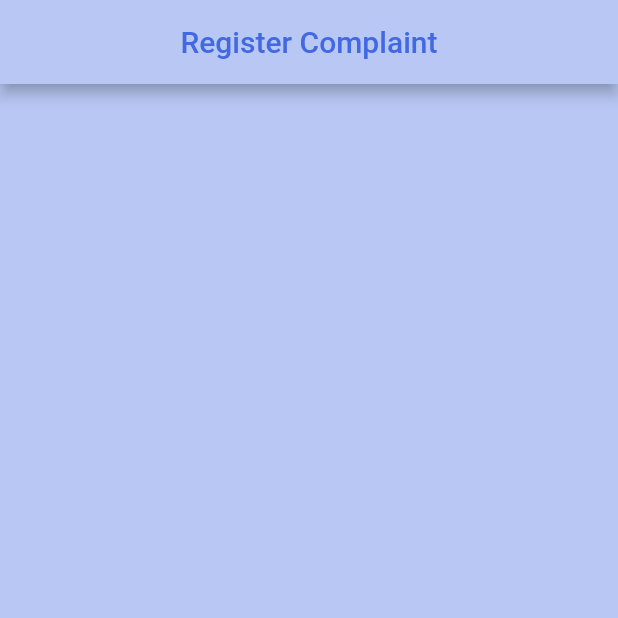
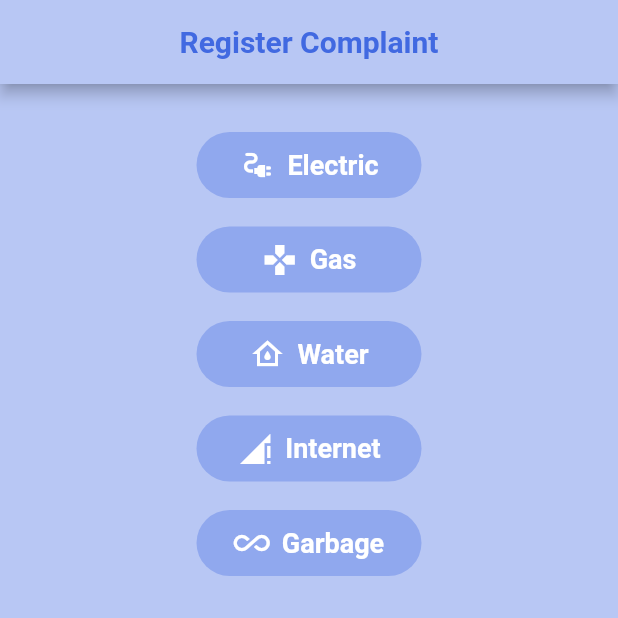
Before and after one commit to Tuqeer-meer-code/flutter_copied, a Flutter app: the mainScreen screen opened directly, after a tap on the "app registration" icon, on a phone screen of 412 x 824 dp, the top half of it. Run offline on Flutter 3.47's test engine with Material 2 defaults, Android fonts, the phone set to English and light mode, and no system bars.

Commit message:
removed card in C_main And using Material icons updated

```diff
--- a/lib/screens/c_main.dart
+++ b/lib/screens/c_main.dart
@@ -1,7 +1,7 @@
-
 import 'package:flutter/material.dart';
 import 'package:uscb/screens/complaint.dart';
 import 'pallete.dart';
+
 class c_main extends StatefulWidget {
   @override
   _c_mainState createState() => _c_mainState();
@@ -18,113 +18,95 @@ class _c_mainState extends State<c_main> {
           title: Center(
               child: Text(
             "Register Complaint",
-                style: TextStyle(color: plte.textColor),
+            style: TextStyle(color: plte.textColor,fontWeight: FontWeight.bold),
           )),
           backgroundColor: plte.backgroundColor,
         ),
         body: Material(
-            elevation: 15,
-            color: plte.backgroundColor, child:
-        Container(
+
+            color: plte.backgroundColor,
+            child: Container(
+              padding: EdgeInsets.all(30),
               alignment: Alignment.center,
               child: Column(
-            mainAxisAlignment: MainAxisAlignment.center,
+                mainAxisAlignment: MainAxisAlignment.start,
                 children: [
-              MaterialButton(
-                  elevation: 15,
-                  onPressed: (){}
-              )
-            ],
+                  FlatButton.icon(
+                    onPressed: () {
+                      Navigator.push(context, MaterialPageRoute(builder: (context){
+                        return complaintScreen();
+                      }));
+                    },
+                    icon: Icon(Icons.electrical_services,color: Colors.white,),
+                    label: Text("Electric",style: TextStyle(color: plte.tCardColor,fontSize: 18,fontWeight: FontWeight.bold),),
+                    color: plte.btnColor,
+                    shape: StadiumBorder(),
+                    splashColor: plte.backgroundColor,
+                    minWidth: 150,
+                    padding: EdgeInsets.all(10),
                   ),
-        )
+                  SizedBox(
+                    height: 15,
                   ),
+                  FlatButton.icon(
+                    onPressed: () {
+                      Navigator.push(context, MaterialPageRoute(builder: (context){
+                        return complaintScreen();
+                      }));
+                    },
+                    icon: Icon(Icons.games,color: Colors.white,),
+                    label: Text("Gas",style: TextStyle(color: plte.tCardColor,fontSize: 18,fontWeight: FontWeight.bold),),
+                    color: plte.btnColor,
+                    shape: StadiumBorder(),
+                    splashColor: plte.backgroundColor,
+                    minWidth: 150,
+                    padding: EdgeInsets.all(10),
+                  ),
+                  SizedBox(
+                    height: 15,
+                  ),
+                  FlatButton.icon(
+                    onPressed: () {},
+                    icon: Icon(Icons.water_damage_outlined,color: Colors.white,),
+                    label: Text("Water",style: TextStyle(color: plte.tCardColor,fontSize: 18,fontWeight: FontWeight.bold),),
+                    color: plte.btnColor,
+                    shape: StadiumBorder(),
+                    splashColor: plte.backgroundColor,
+                    minWidth: 150,
+                    padding: EdgeInsets.all(10),
+                  ),
+                  SizedBox(
+                    height: 15,
+                  ),
+                  FlatButton.icon(
+                    onPressed: () {
+
+                      Navigator.push(context, MaterialPageRoute(builder: (context){
+                        return complaintScreen();
+                      }));
+                    },
+                    icon: Icon(Icons.signal_cellular_connected_no_internet_4_bar,color: Colors.white,),
+                    label: Text("Internet",style: TextStyle(color: plte.tCardColor,fontSize: 18,fontWeight: FontWeight.bold),),
+                    color: plte.btnColor,
+                    shape: StadiumBorder(),
+                    splashColor: plte.backgroundColor,
+                    minWidth: 150,
+                    padding: EdgeInsets.all(10),
+                  ),SizedBox(height: 15,),
+                  FlatButton.icon(
+                    onPressed: () {
+                    },
+                    icon: Icon(Icons.all_inclusive_sharp,color: Colors.white,),
+                    label: Text("Garbage",style: TextStyle(color: plte.tCardColor,fontSize: 18,fontWeight: FontWeight.bold),),
+                    color: plte.btnColor,
+                    shape: StadiumBorder(),
+                    splashColor: plte.backgroundColor,
+                    minWidth: 150,
+                    padding: EdgeInsets.all(10),
+                  ),              ],
+              ),
+            )),
       ),
     );
   }
 }
-Widget getListView() {
-  return Padding(
-    padding: const EdgeInsets.all(50),
-    child: Container(
-      child: ListView(
-        children: [
-          Card(
-            elevation: 15,
-            color: plte.backgroundColor,
-            shape: StadiumBorder(),
-            margin: EdgeInsets.all(10.0),
-            child: ListTile(
-              title: Text("Electric",style: TextStyle(color: plte.tCardColor,fontSize: 18,fontWeight: FontWeight.bold),),
-              leading: Icon(
-                Icons.electrical_services,
-                color: Colors.white,
-              ),
-
-            ),
-            shadowColor: plte.activateColor,
-          ),
-          Card(
-            elevation: 15,
-            color: plte.backgroundColor,
-            shape: StadiumBorder(),
-            margin: EdgeInsets.all(10.0),
-            child: ListTile(
-              title: Text("Water",style: TextStyle(color: plte.tCardColor,fontSize: 18,fontWeight: FontWeight.bold),),
-
-              leading: Icon(
-                Icons.water_damage_outlined,
-                color: Colors.white,
-              ),
-
-            ),
-            shadowColor: plte.activateColor,
-          ),
-          Card(
-            elevation: 15,
-            color: plte.backgroundColor,
-            shape: StadiumBorder(),
-            margin: EdgeInsets.all(10.0),
-            child: ListTile(
-              title: Text("Gas",style: TextStyle(color: plte.tCardColor,fontSize: 18,fontWeight: FontWeight.bold),),
-
-              leading: Icon(
-                Icons.games_sharp,
-                color: Colors.white,
-              ),
-            ),
-            shadowColor: plte.activateColor,
-          ),
-          Card(
-            elevation: 15,
-            color: plte.backgroundColor,
-            shape: StadiumBorder(),
-            margin: EdgeInsets.all(10.0),
-            child: ListTile(
-              title: Text("Internet",style: TextStyle(color: plte.tCardColor,fontSize: 18,fontWeight: FontWeight.bold),),
-              leading: Icon(
-                Icons.signal_cellular_connected_no_internet_4_bar,
-                color: Colors.white,
-              ),
-            ),
-            shadowColor: plte.activateColor,
-          ),
-
-          Card(
-            elevation: 15,
-            color: plte.backgroundColor,
-            shape: StadiumBorder(),
-            margin: EdgeInsets.all(10.0),
-            child: ListTile(
-              title: Text("Garbage",style: TextStyle(color: plte.tCardColor,fontSize: 18,fontWeight: FontWeight.bold),),
-              leading: Icon(
-                Icons.all_inclusive_sharp,
-                color: Colors.white,
-              ),
-            ),
-            shadowColor: plte.activateColor,
-          )
-        ],
-      ),
-    ),
-  );
-}
```
Lines whose indentation alone changed are shown as unchanged.
